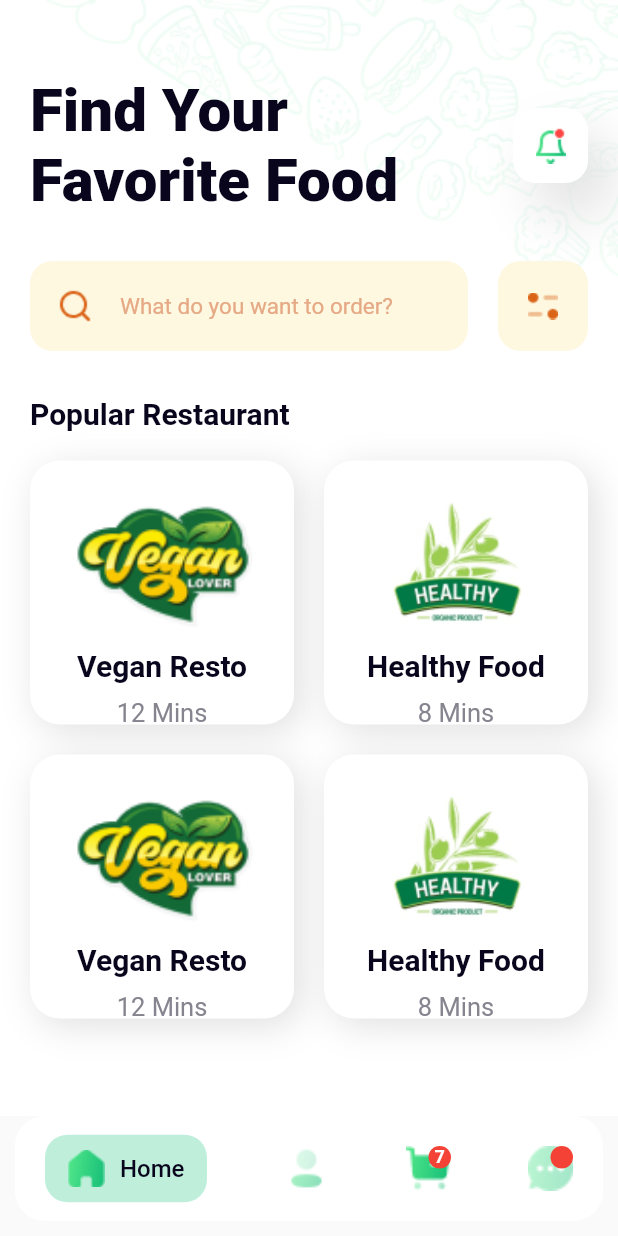
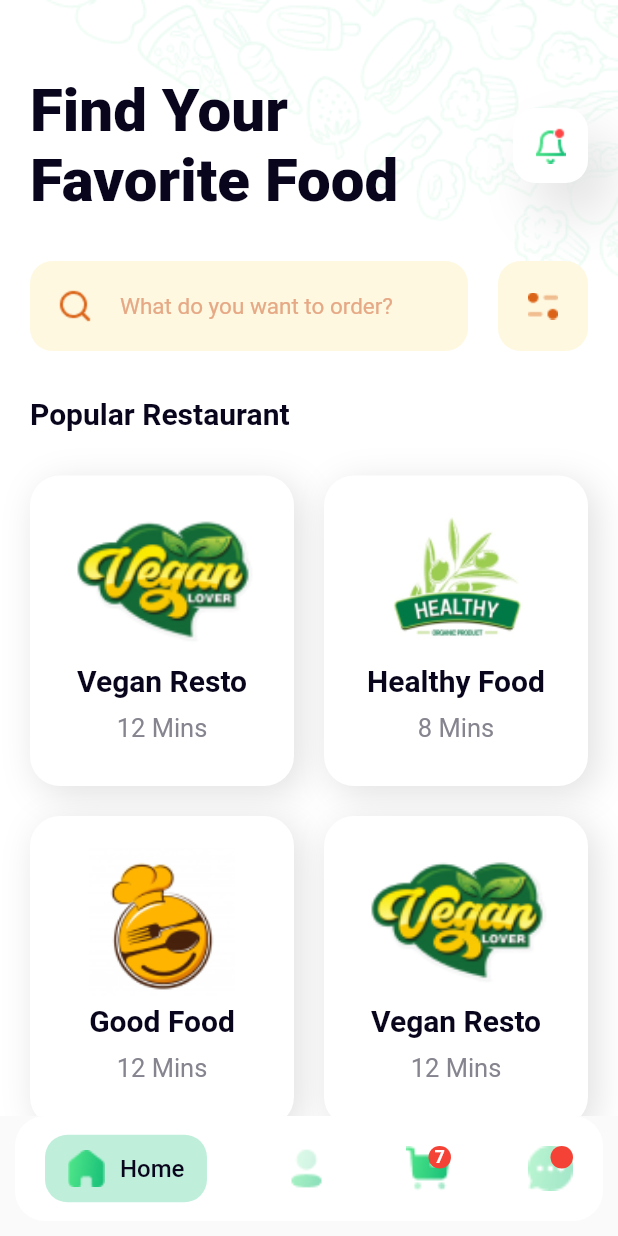
Before and after one commit to fidelity2851/Food_App, a Flutter app: the screen it shows after launch, after a tap on "View More", on a phone screen of 412 x 824 dp. Run offline on Flutter 3.47's test engine with Material 2 defaults, Android fonts, the phone set to English and light mode, and no system bars.

Commit message:
Done with Restaurant Screen

```diff
--- a/lib/commponents/page_pattern.dart
+++ b/lib/commponents/page_pattern.dart
@@ -26,10 +26,7 @@ class PagePattern extends StatelessWidget {
           alignment: Alignment.topRight,
         ),
       ),
-      child: SingleChildScrollView(
-        scrollDirection: Axis.vertical,
-        child: content,
-      ),
+      child: content,
     );
   }
 }
--- a/lib/commponents/restaurant_item.dart
+++ b/lib/commponents/restaurant_item.dart
@@ -32,11 +32,13 @@ class RestaurantItem extends StatelessWidget {
             offset: const Offset(5, 5),
             blurRadius: 20,
           ),
-          ]),
+        ],
+      ),
       child: Column(
+        mainAxisSize: MainAxisSize.min,
         children: [
           Image(
-            width: 140,
+            width: 150,
             height: 100,
             fit: BoxFit.contain,
             image: AssetImage(imagePath),
--- a/lib/screens/home_screen.dart
+++ b/lib/screens/home_screen.dart
@@ -19,7 +19,8 @@ class HomeScreen extends StatelessWidget {
       body: PagePattern(
         winSize: winSize,
         spaceAround: 0,
-        content: Column(
+        content: SingleChildScrollView(
+          child: Column(
             crossAxisAlignment: CrossAxisAlignment.center,
             children: [
               const SizedBox(height: 50),
@@ -139,6 +140,7 @@ class HomeScreen extends StatelessWidget {
             ],
           ),
         ),
+      ),
       bottomNavigationBar: const BottomNavBar(),
     );
   }
--- a/lib/screens/restaurant_screen.dart
+++ b/lib/screens/restaurant_screen.dart
@@ -14,7 +14,8 @@ class RestaurantScreen extends StatelessWidget {
   Widget build(BuildContext context) {
     final Size winSize = MediaQuery.of(context).size;
     return Scaffold(
-      body: PagePattern(
+      body: SingleChildScrollView(
+        child: PagePattern(
           winSize: winSize,
           spaceAround: 0,
           content: Column(
@@ -48,17 +49,20 @@ class RestaurantScreen extends StatelessWidget {
                 ),
               ),
 
-            const SizedBox(height: 20),
+              const SizedBox(height: 10),
 
               // Popular Restaurants
-            SizedBox(
-              height: 500,
+              Expanded(
                 child: GridView.count(
                   crossAxisCount: 2,
                   mainAxisSpacing: 20,
                   crossAxisSpacing: 20,
                   scrollDirection: Axis.vertical,
-                padding: const EdgeInsets.symmetric(horizontal: 20),
+                  childAspectRatio: 0.85,
+                  padding: const EdgeInsets.symmetric(
+                    vertical: DefaultPadding,
+                    horizontal: DefaultPadding,
+                  ),
                   children: const [
                     RestaurantItem(
                       imagePath: 'assets/images/Restaurant1.png',
@@ -73,6 +77,12 @@ class RestaurantScreen extends StatelessWidget {
                       space: 0,
                     ),
                     RestaurantItem(
+                      imagePath: 'assets/images/Restaurant3.png',
+                      name: 'Good Food',
+                      time: '12 Mins',
+                      space: 0,
+                    ),
+                    RestaurantItem(
                       imagePath: 'assets/images/Restaurant1.png',
                       name: 'Vegan Resto',
                       time: '12 Mins',
@@ -84,12 +94,19 @@ class RestaurantScreen extends StatelessWidget {
                       time: '8 Mins',
                       space: 0,
                     ),
+                    RestaurantItem(
+                      imagePath: 'assets/images/Restaurant3.png',
+                      name: 'Good Food',
+                      time: '12 Mins',
+                      space: 0,
+                    ),
                   ],
                 ),
               ),
             ],
           ),
         ),
+      ),
       bottomNavigationBar: const BottomNavBar(),
     );
   }
```
Lines whose indentation alone changed are shown as unchanged.
